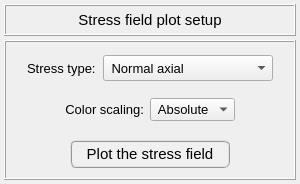
Qt form pulse/interface/ui_files/plots/results/structural/plot_stresses_field_for_static_analysis.ui (open-pulse/OpenPulse) before a commit.
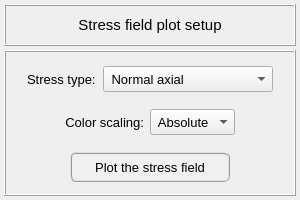
The same form after that commit.

The edit to the form file:
```diff
--- a/pulse/interface/ui_files/plots/results/structural/plot_stresses_field_for_static_analysis.ui
+++ b/pulse/interface/ui_files/plots/results/structural/plot_stresses_field_for_static_analysis.ui
@@ -7,19 +7,19 @@
     <x>0</x>
     <y>0</y>
     <width>300</width>
-    <height>184</height>
+    <height>200</height>
    </rect>
   </property>
   <property name="minimumSize">
    <size>
     <width>0</width>
-    <height>160</height>
+    <height>200</height>
    </size>
   </property>
   <property name="maximumSize">
    <size>
     <width>16777215</width>
-    <height>260</height>
+    <height>200</height>
    </size>
   </property>
   <property name="windowTitle">
@@ -43,10 +43,16 @@
    </property>
    <item row="0" column="0">
     <widget class="QFrame" name="frame">
+     <property name="minimumSize">
+      <size>
+       <width>0</width>
+       <height>42</height>
+      </size>
+     </property>
      <property name="maximumSize">
       <size>
        <width>16777215</width>
-       <height>40</height>
+       <height>42</height>
       </size>
      </property>
      <property name="frameShape">
@@ -309,28 +315,25 @@
            <property name="minimumSize">
             <size>
              <width>160</width>
-             <height>28</height>
+             <height>30</height>
             </size>
            </property>
            <property name="maximumSize">
             <size>
              <width>160</width>
-             <height>28</height>
+             <height>30</height>
             </size>
            </property>
            <property name="font">
             <font>
-             <family>MS Shell Dlg 2</family>
-             <pointsize>11</pointsize>
-             <weight>9</weight>
-             <italic>false</italic>
-             <bold>false</bold>
+             <pointsize>10</pointsize>
             </font>
            </property>
            <property name="styleSheet">
-            <string notr="true">QPushButton{border-radius: 6px; border-color: rgb(150, 150, 150); border-style: ridge; border-width: 2px; color: rgb(0, 0, 0); background-color: rgb(240, 240, 240); font: 75 11pt &quot;MS Shell Dlg 2&quot;}
-QPushButton:hover{border-radius: 6px; border-color: rgb(0, 170, 255); border-style: ridge; border-width: 2px; color: rgb(0, 0, 0); background-color: rgba(174, 213, 255, 100); font: 75 11pt &quot;MS Shell Dlg 2&quot;}
-QPushButton:pressed{border-radius: 6px; border-color: rgb(0, 170, 255); border-style: ridge; border-width: 3px; color: rgb(0, 0, 0); background-color: rgb(174, 213, 255); font: 75 11pt &quot;MS Shell Dlg 2&quot;}</string>
+            <string notr="true">QPushButton{border-radius: 6px; border-color: rgb(150, 150, 150); border-style: ridge; border-width: 2px; color: rgb(0, 0, 0); background-color: rgb(240, 240, 240)}
+QPushButton:hover{border-radius: 6px; border-color: rgb(0, 170, 255); border-style: ridge; border-width: 2px; color: rgb(0, 0, 0); background-color: rgba(174, 213, 255, 100)}
+QPushButton:pressed{border-radius: 6px; border-color: rgb(0, 170, 255); border-style: ridge; border-width: 2px; color: rgb(0, 0, 0); background-color: rgb(174, 213, 255)}
+QPushButton:disabled{border-radius: 6px; border-color: rgb(150, 150, 150); border-style: ridge; border-width: 0px; color: rgb(150,150, 150); background-color: rgb(220, 220, 220)}</string>
            </property>
            <property name="text">
             <string>Plot the stress field</string>
@@ -394,6 +397,18 @@
          </item>
          <item row="0" column="1">
           <widget class="QLabel" name="label_2">
+           <property name="minimumSize">
+            <size>
+             <width>0</width>
+             <height>26</height>
+            </size>
+           </property>
+           <property name="maximumSize">
+            <size>
+             <width>16777215</width>
+             <height>26</height>
+            </size>
+           </property>
            <property name="font">
             <font>
              <pointsize>10</pointsize>
@@ -422,6 +437,18 @@
          </item>
          <item row="0" column="2">
           <widget class="QComboBox" name="comboBox_color_scaling">
+           <property name="minimumSize">
+            <size>
+             <width>0</width>
+             <height>26</height>
+            </size>
+           </property>
+           <property name="maximumSize">
+            <size>
+             <width>16777215</width>
+             <height>26</height>
+            </size>
+           </property>
            <property name="font">
             <font>
              <pointsize>10</pointsize>
```
